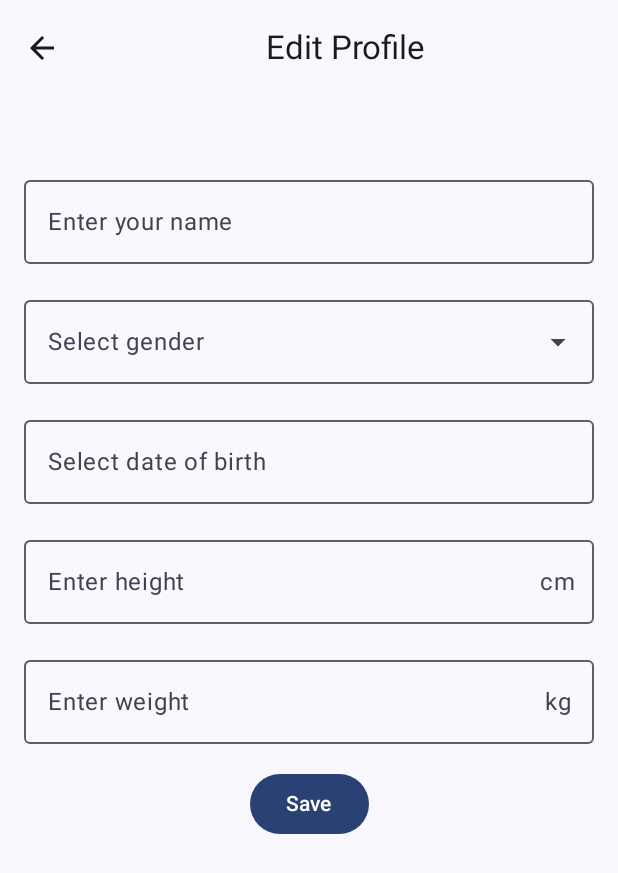
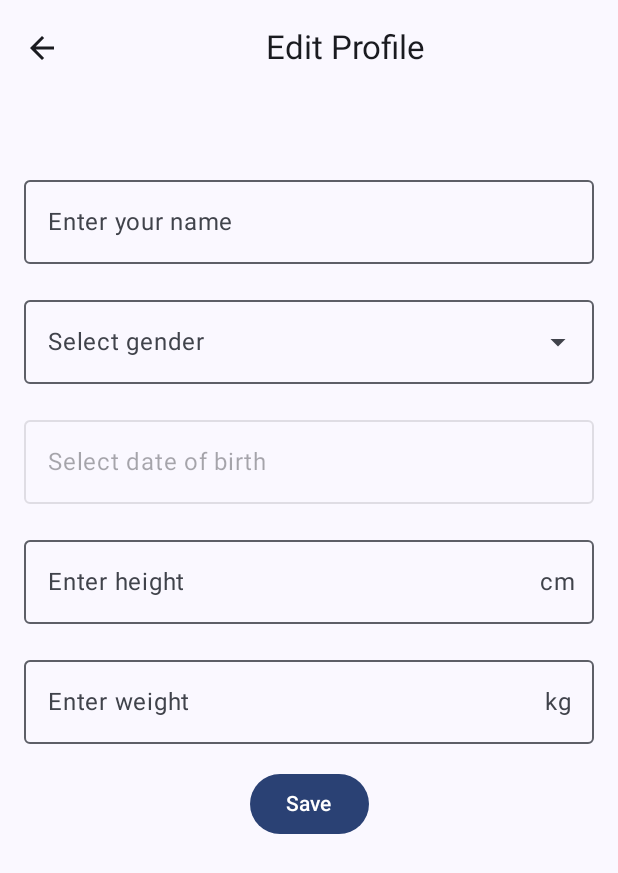
Before and after one commit to PiotrKedz/KPZ25_CORE2, an Android app built with Jetpack Compose: the ProfileActivity screen opened directly, with no data from a screen before it, after a tap on "Edit", on a phone screen of 412 x 824 dp. Shown: the top 873 px of the screen. Run offline under Robolectric (Android 15) with nearby library versions, the phone set to English and light mode, and no system bars.

Commit message:
another small fix

```diff
--- a/app/src/main/java/com/example/innertemp/ProfileActivity.kt
+++ b/app/src/main/java/com/example/innertemp/ProfileActivity.kt
@@ -63,7 +63,9 @@ fun ProfileScreen(onBack: () -> Unit) {
     val month = calendar.get(Calendar.MONTH)
     val day = calendar.get(Calendar.DAY_OF_MONTH)
     var isDataChanged by remember { mutableStateOf(false) }
-    val datePickerDialog = DatePickerDialog(
+
+    val datePickerDialog = remember {
+        DatePickerDialog(
             context,
             { _, year, monthOfYear, dayOfMonth ->
                 dateOfBirth = "$dayOfMonth/${monthOfYear + 1}/$year"
@@ -73,6 +75,8 @@ fun ProfileScreen(onBack: () -> Unit) {
             month,
             day
         )
+    }
+
     var height by remember { mutableStateOf("") }
     var weight by remember { mutableStateOf("") }
     var heightErrorMessage by remember { mutableStateOf("") }
@@ -221,8 +225,7 @@ fun ProfileScreen(onBack: () -> Unit) {
 
             Row(
                 modifier = Modifier
-                    .fillMaxWidth()
-                    .clickable(enabled = isEditMode) { datePickerDialog.show() },
+                    .fillMaxWidth(),
                 verticalAlignment = Alignment.CenterVertically
             ) {
                 // Text("Date of Birth:", fontSize = 18.sp)
@@ -234,8 +237,11 @@ fun ProfileScreen(onBack: () -> Unit) {
                         onValueChange = { isDataChanged = true},
                         label = { Text("Select date of birth") },
                         readOnly = true,
-                        enabled = true,
-                        modifier = Modifier.weight(1f)
+                        enabled = false,
+                        modifier = Modifier
+                            .weight(1f)
+                            .clickable { datePickerDialog.show() }
+
                     )
                 } else {
                     Text(
@@ -335,7 +341,7 @@ fun ProfileScreen(onBack: () -> Unit) {
             if (showExitDialog) {
                 AlertDialog(
                     onDismissRequest = { showExitDialog = false },
-                    title = { Text("Changes have not been saved") },
+                    title = { Text("Changes have not been saved.") },
                     text = { Text("Do you want to continue?") },
                     confirmButton = {
                         Button(
```
Also changed, not shown: 109 other files. Lines whose indentation alone changed are shown as unchanged.
